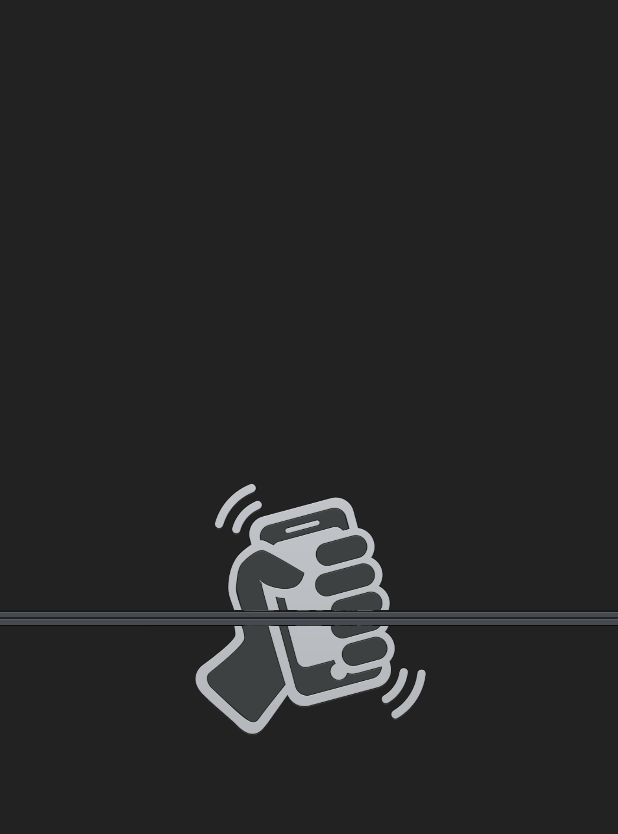
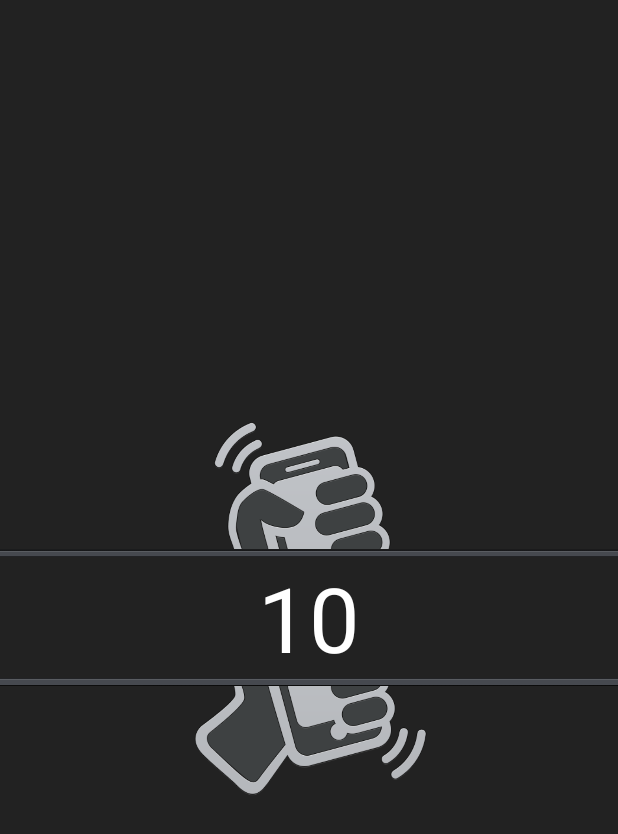
Before and after one commit to q641480816/IS416ProjectFrontEnd, an Android app: the layout pair_fragment.xml on its own in the app's theme, with its tools: preview values and no code run, on a phone screen of 412 x 824 dp. Shown: the top 834 px of the screen. Run offline under Robolectric (Android 15) with nearby library versions, the phone set to English and light mode, and no system bars.

Commit message:
Update Shake Function with countdown timer

```diff
--- a/app/src/main/res/layout/pair_fragment.xml
+++ b/app/src/main/res/layout/pair_fragment.xml
@@ -7,59 +7,78 @@
     android:layout_height="match_parent"
     android:background="#ff222222"
     android:orientation="vertical">
+
     <RelativeLayout
         android:layout_width="match_parent"
         android:layout_height="match_parent">
         <!--Shake Centre Image-->
-        <ImageView
-            android:layout_width="wrap_content"
-            android:layout_height="wrap_content"
-            android:layout_centerInParent="true"
-            android:src="@mipmap/user_icon"/>
+        <!--<ImageView-->
+        <!--android:layout_width="wrap_content"-->
+        <!--android:layout_height="wrap_content"-->
+        <!--android:layout_centerInParent="true"-->
+        <!--android:src="@mipmap/user_icon"/>-->
+
         <LinearLayout
-            android:gravity="center"
-            android:orientation="vertical"
             android:layout_width="match_parent"
             android:layout_height="match_parent"
+            android:layout_alignParentLeft="true"
+            android:layout_alignParentStart="true"
             android:layout_alignParentTop="true"
-            android:layout_alignParentLeft="true"
-            android:layout_alignParentStart="true">
+            android:gravity="center"
+            android:orientation="vertical">
             <!--Top Image and Line-->
+
             <LinearLayout
-                android:gravity="center_horizontal|bottom"
                 android:id="@+id/main_linear_top"
                 android:layout_width="match_parent"
                 android:layout_height="wrap_content"
+                android:gravity="center_horizontal|bottom"
                 android:orientation="vertical">
+
                 <ImageView
-                    android:src="@mipmap/shake_top"
                     android:id="@+id/main_shake_top"
                     android:layout_width="wrap_content"
-                    android:layout_height="100dp"/>
+                    android:layout_height="100dp"
+                    android:src="@mipmap/shake_top" />
+
                 <ImageView
-                    android:background="@mipmap/shake_top_line"
                     android:id="@+id/main_shake_top_line"
                     android:layout_width="match_parent"
-                    android:layout_height="5dp"/>
+                    android:layout_height="5dp"
+                    android:background="@mipmap/shake_top_line" />
             </LinearLayout>
             <!--Bottom Image and Line-->
+
+
             <LinearLayout
-                android:gravity="center_horizontal|bottom"
                 android:id="@+id/main_linear_bottom"
                 android:layout_width="match_parent"
                 android:layout_height="wrap_content"
+                android:gravity="center_horizontal|bottom"
                 android:orientation="vertical">
+
+                <TextView
+                    android:id="@+id/text_view_countdown"
+                    android:layout_width="wrap_content"
+                    android:layout_height="wrap_content"
+                    android:text="10"
+                    android:textColor="@android:color/white"
+                    android:textSize="60sp" />
+
                 <ImageView
-                    android:background="@mipmap/shake_btm_line"
                     android:id="@+id/main_shake_bottom_line"
                     android:layout_width="match_parent"
-                    android:layout_height="5dp"/>
+                    android:layout_height="5dp"
+                    android:background="@mipmap/shake_btm_line" />
+
                 <ImageView
-                    android:src="@mipmap/shake_btm"
                     android:id="@+id/main_shake_bottom"
                     android:layout_width="wrap_content"
-                    android:layout_height="100dp"/>
+                    android:layout_height="100dp"
+                    android:src="@mipmap/shake_btm" />
+
             </LinearLayout>
+
         </LinearLayout>
     </RelativeLayout>
 </LinearLayout>
```
Also changed, not shown: app/src/main/java/com/is416/smujio/component/fragment/PairFragment.java (+54 -5 lines).
